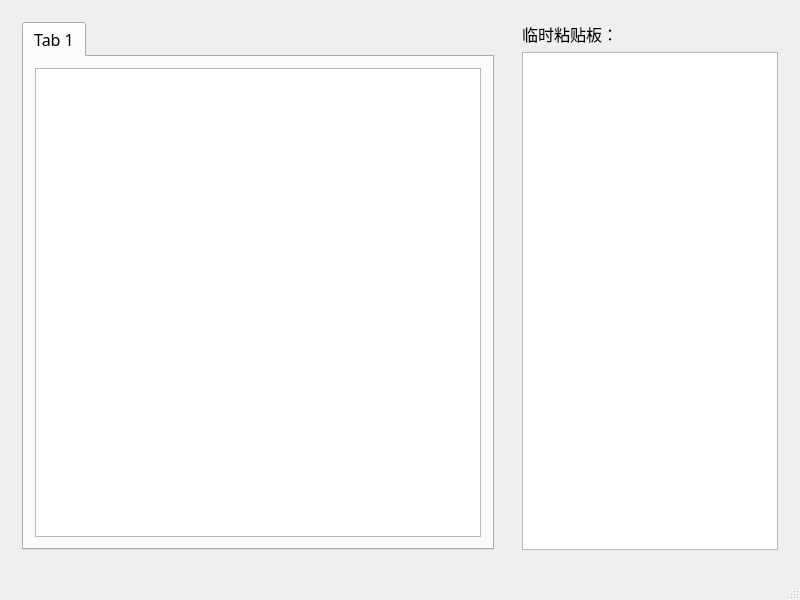
Fingsinz/FAssistant, file FAssistant.ui: the form before one commit.
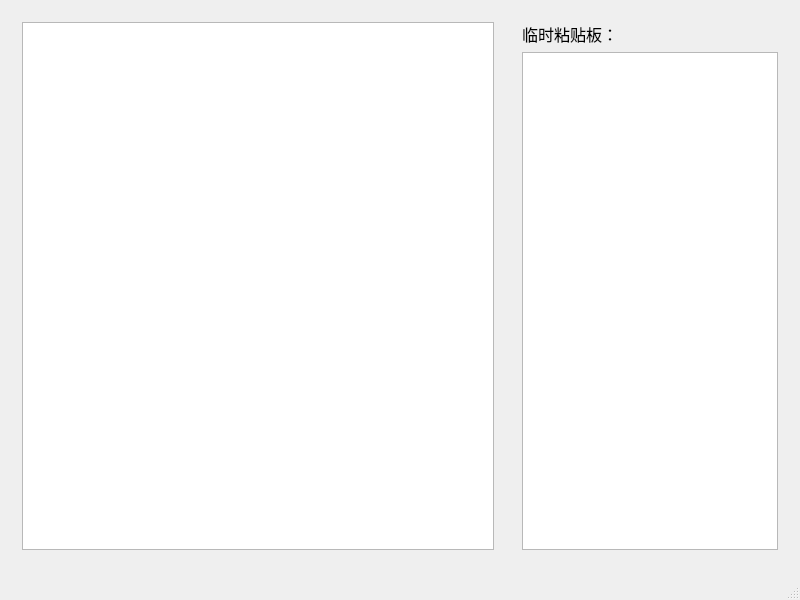
The form after the commit.

```diff
--- a/FAssistant.ui
+++ b/FAssistant.ui
@@ -31,21 +31,7 @@
      <widget class="QWidget" name="main" native="true">
       <layout class="QHBoxLayout" name="horizontalLayout">
        <item>
-        <widget class="QTabWidget" name="quickStart">
-         <property name="currentIndex">
-          <number>0</number>
-         </property>
-         <widget class="QWidget" name="tab1">
-          <attribute name="title">
-           <string>Tab 1</string>
-          </attribute>
-          <layout class="QHBoxLayout" name="horizontalLayout_3">
-           <item>
-            <widget class="QListView" name="list"/>
-           </item>
-          </layout>
-         </widget>
-        </widget>
+        <widget class="QListWidget" name="list"/>
        </item>
       </layout>
      </widget>
```
